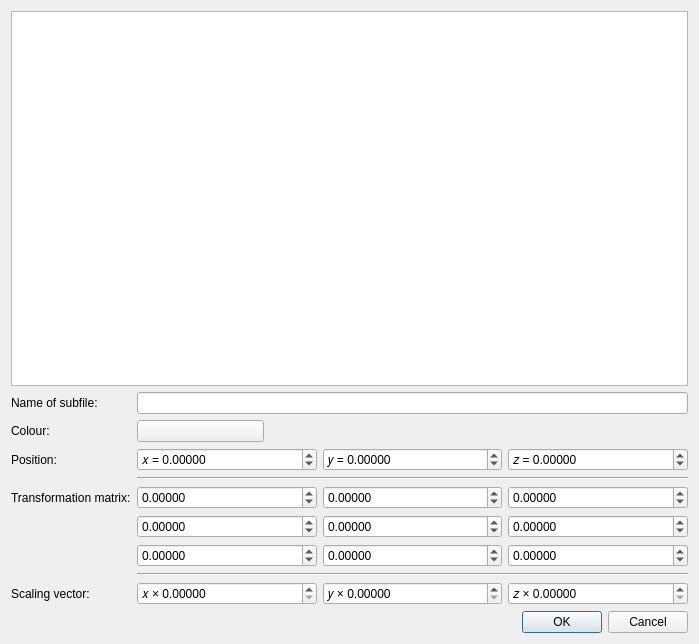
Symbian9/ldforge, file src/dialogs/subfilereferenceeditor.ui: the form before one commit.
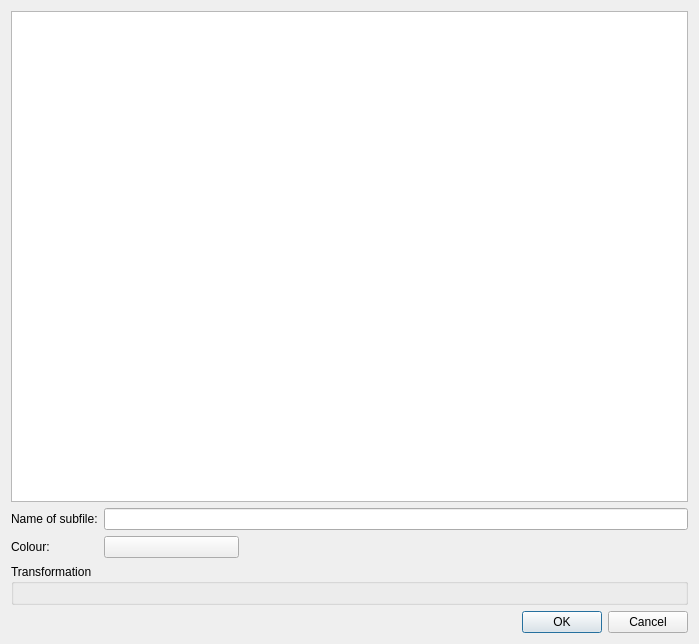
The form after the commit. Custom widgets are drawn as their Qt base class.

Patch:
```diff
--- a/src/dialogs/subfilereferenceeditor.ui
+++ b/src/dialogs/subfilereferenceeditor.ui
@@ -13,7 +13,7 @@
   <property name="windowTitle">
    <string>Dialog</string>
   </property>
-  <layout class="QVBoxLayout" name="verticalLayout" stretch="1,0,0">
+  <layout class="QVBoxLayout" name="verticalLayout" stretch="1,0,0,0">
    <item>
     <widget class="QTreeView" name="primitivesTreeView"/>
    </item>
@@ -60,268 +60,20 @@
        </item>
       </layout>
      </item>
-     <item row="2" column="0">
-      <widget class="QLabel" name="label_2">
-       <property name="text">
-        <string>Position:</string>
-       </property>
-      </widget>
-     </item>
-     <item row="2" column="1">
-      <layout class="QHBoxLayout" name="horizontalLayout">
-       <item>
-        <widget class="DoubleSpinBox" name="positionX">
-         <property name="prefix">
-          <string>𝑥 = </string>
-         </property>
-         <property name="decimals">
-          <number>5</number>
-         </property>
-         <property name="minimum">
-          <double>-10000.000000000000000</double>
-         </property>
-         <property name="maximum">
-          <double>10000.000000000000000</double>
-         </property>
-        </widget>
-       </item>
-       <item>
-        <widget class="DoubleSpinBox" name="positionY">
-         <property name="prefix">
-          <string>𝑦 = </string>
-         </property>
-         <property name="decimals">
-          <number>5</number>
-         </property>
-         <property name="minimum">
-          <double>-10000.000000000000000</double>
-         </property>
-         <property name="maximum">
-          <double>10000.000000000000000</double>
-         </property>
-        </widget>
-       </item>
-       <item>
-        <widget class="DoubleSpinBox" name="positionZ">
-         <property name="prefix">
-          <string>𝑧 = </string>
-         </property>
-         <property name="decimals">
-          <number>5</number>
-         </property>
-         <property name="minimum">
-          <double>-10000.000000000000000</double>
-         </property>
-         <property name="maximum">
-          <double>10000.000000000000000</double>
-         </property>
-        </widget>
-       </item>
-      </layout>
-     </item>
-     <item row="3" column="1">
-      <widget class="Line" name="line">
-       <property name="orientation">
-        <enum>Qt::Horizontal</enum>
-       </property>
-      </widget>
-     </item>
-     <item row="4" column="0">
-      <widget class="QLabel" name="label_3">
-       <property name="text">
-        <string>Transformation matrix:</string>
-       </property>
-      </widget>
-     </item>
-     <item row="4" column="1">
-      <layout class="QGridLayout" name="matrixLayout">
-       <item row="1" column="1">
-        <widget class="DoubleSpinBox" name="matrixE">
-         <property name="decimals">
-          <number>5</number>
-         </property>
-         <property name="minimum">
-          <double>-10000.000000000000000</double>
-         </property>
-         <property name="maximum">
-          <double>10000.000000000000000</double>
-         </property>
-        </widget>
-       </item>
-       <item row="0" column="0">
-        <widget class="DoubleSpinBox" name="matrixA">
-         <property name="decimals">
-          <number>5</number>
-         </property>
-         <property name="minimum">
-          <double>-10000.000000000000000</double>
-         </property>
-         <property name="maximum">
-          <double>10000.000000000000000</double>
-         </property>
-        </widget>
-       </item>
-       <item row="2" column="0">
-        <widget class="DoubleSpinBox" name="matrixG">
-         <property name="decimals">
-          <number>5</number>
-         </property>
-         <property name="minimum">
-          <double>-10000.000000000000000</double>
-         </property>
-         <property name="maximum">
-          <double>10000.000000000000000</double>
-         </property>
-        </widget>
-       </item>
-       <item row="2" column="1">
-        <widget class="DoubleSpinBox" name="matrixH">
-         <property name="decimals">
-          <number>5</number>
-         </property>
-         <property name="minimum">
-          <double>-10000.000000000000000</double>
-         </property>
-         <property name="maximum">
-          <double>10000.000000000000000</double>
-         </property>
-        </widget>
-       </item>
-       <item row="2" column="2">
-        <widget class="DoubleSpinBox" name="matrixI">
-         <property name="decimals">
-          <number>5</number>
-         </property>
-         <property name="minimum">
-          <double>-10000.000000000000000</double>
-         </property>
-         <property name="maximum">
-          <double>10000.000000000000000</double>
-         </property>
-        </widget>
-       </item>
-       <item row="1" column="2">
-        <widget class="DoubleSpinBox" name="matrixF">
-         <property name="decimals">
-          <number>5</number>
-         </property>
-         <property name="minimum">
-          <double>-10000.000000000000000</double>
-         </property>
-         <property name="maximum">
-          <double>10000.000000000000000</double>
-         </property>
-        </widget>
-       </item>
-       <item row="0" column="2">
-        <widget class="DoubleSpinBox" name="matrixC">
-         <property name="decimals">
-          <number>5</number>
-         </property>
-         <property name="minimum">
-          <double>-10000.000000000000000</double>
-         </property>
-         <property name="maximum">
-          <double>10000.000000000000000</double>
-         </property>
-        </widget>
-       </item>
-       <item row="1" column="0">
-        <widget class="DoubleSpinBox" name="matrixD">
-         <property name="decimals">
-          <number>5</number>
-         </property>
-         <property name="minimum">
-          <double>-10000.000000000000000</double>
-         </property>
-         <property name="maximum">
-          <double>10000.000000000000000</double>
-         </property>
-        </widget>
-       </item>
-       <item row="0" column="1">
-        <widget class="DoubleSpinBox" name="matrixB">
-         <property name="decimals">
-          <number>5</number>
-         </property>
-         <property name="minimum">
-          <double>-10000.000000000000000</double>
-         </property>
-         <property name="maximum">
-          <double>10000.000000000000000</double>
-         </property>
-        </widget>
-       </item>
-      </layout>
-     </item>
-     <item row="6" column="0">
-      <widget class="QLabel" name="label_5">
-       <property name="text">
-        <string>Scaling vector:</string>
-       </property>
-      </widget>
-     </item>
-     <item row="6" column="1">
-      <layout class="QHBoxLayout" name="horizontalLayout_3">
-       <item>
-        <widget class="DoubleSpinBox" name="scalingX">
-         <property name="prefix">
-          <string>𝑥 × </string>
-         </property>
-         <property name="decimals">
-          <number>5</number>
-         </property>
-         <property name="minimum">
-          <double>0.000000000000000</double>
-         </property>
-         <property name="maximum">
-          <double>10000.000000000000000</double>
-         </property>
-        </widget>
-       </item>
-       <item>
-        <widget class="DoubleSpinBox" name="scalingY">
-         <property name="prefix">
-          <string>𝑦 × </string>
-         </property>
-         <property name="decimals">
-          <number>5</number>
-         </property>
-         <property name="minimum">
-          <double>0.000000000000000</double>
-         </property>
-         <property name="maximum">
-          <double>10000.000000000000000</double>
-         </property>
-        </widget>
-       </item>
-       <item>
-        <widget class="DoubleSpinBox" name="scalingZ">
-         <property name="prefix">
-          <string>𝑧 × </string>
-         </property>
-         <property name="decimals">
-          <number>5</number>
-         </property>
-         <property name="minimum">
-          <double>0.000000000000000</double>
-         </property>
-         <property name="maximum">
-          <double>10000.000000000000000</double>
-         </property>
-        </widget>
-       </item>
-      </layout>
-     </item>
-     <item row="5" column="1">
-      <widget class="Line" name="line_2">
-       <property name="orientation">
-        <enum>Qt::Horizontal</enum>
-       </property>
-      </widget>
-     </item>
     </layout>
    </item>
+   <item>
+    <widget class="QGroupBox" name="groupBox">
+     <property name="title">
+      <string>Transformation</string>
+     </property>
+     <layout class="QVBoxLayout" name="verticalLayout_2">
+      <item>
+       <widget class="MatrixEditor" name="matrixEditor" native="true"/>
+      </item>
+     </layout>
+    </widget>
+   </item>
    <item>
     <widget class="QDialogButtonBox" name="buttonBox">
      <property name="orientation">
@@ -336,9 +88,10 @@
  </widget>
  <customwidgets>
   <customwidget>
-   <class>DoubleSpinBox</class>
-   <extends>QDoubleSpinBox</extends>
-   <header>widgets/doublespinbox.h</header>
+   <class>MatrixEditor</class>
+   <extends>QWidget</extends>
+   <header>widgets/matrixeditor.h</header>
+   <container>1</container>
   </customwidget>
  </customwidgets>
  <tabstops>
```
Left out of the diff: 15 changed lines with no effect on the pictures.
